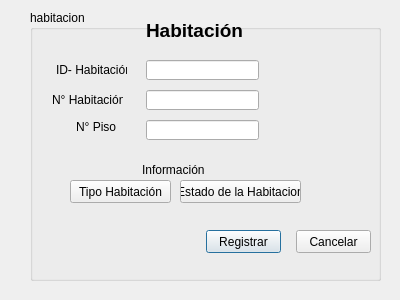
Above: Sistema_de_Registro_de_Hotel/gui_habitacion.ui from JeffersonFarCar/Sistema-de-Registro-de-Hotel before the change. Below: the same form after it.
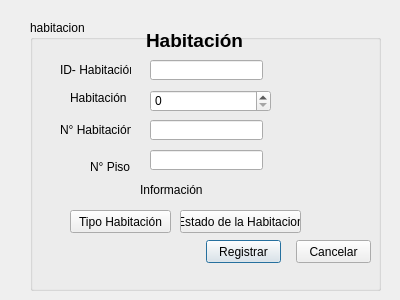
That is the form after the change.

Commit message: vista habitacion

What changed in the file:
```diff
--- a/Sistema_de_Registro_de_Hotel/gui_habitacion.ui
+++ b/Sistema_de_Registro_de_Hotel/gui_habitacion.ui
@@ -17,7 +17,7 @@
    <property name="geometry">
     <rect>
      <x>30</x>
-     <y>10</y>
+     <y>20</y>
      <width>351</width>
      <height>271</height>
     </rect>
@@ -75,7 +75,7 @@
     <property name="geometry">
      <rect>
       <x>150</x>
-      <y>170</y>
+      <y>190</y>
       <width>121</width>
       <height>23</height>
      </rect>
@@ -87,8 +87,8 @@
    <widget class="QLineEdit" name="lineEdit_4">
     <property name="geometry">
      <rect>
-      <x>116</x>
-      <y>110</y>
+      <x>120</x>
+      <y>130</y>
       <width>113</width>
       <height>20</height>
      </rect>
@@ -97,8 +97,8 @@
    <widget class="QLineEdit" name="lineEdit_3">
     <property name="geometry">
      <rect>
-      <x>116</x>
-      <y>80</y>
+      <x>120</x>
+      <y>100</y>
       <width>113</width>
       <height>20</height>
      </rect>
@@ -107,8 +107,8 @@
    <widget class="QLineEdit" name="lineEdit_2">
     <property name="geometry">
      <rect>
-      <x>116</x>
-      <y>50</y>
+      <x>120</x>
+      <y>40</y>
       <width>113</width>
       <height>20</height>
      </rect>
@@ -117,8 +117,8 @@
    <widget class="QLabel" name="label">
     <property name="geometry">
      <rect>
-      <x>26</x>
-      <y>50</y>
+      <x>30</x>
+      <y>40</y>
       <width>71</width>
       <height>20</height>
      </rect>
@@ -130,8 +130,8 @@
    <widget class="QLabel" name="label_3">
     <property name="geometry">
      <rect>
-      <x>22</x>
-      <y>80</y>
+      <x>30</x>
+      <y>100</y>
       <width>71</width>
       <height>20</height>
      </rect>
@@ -143,8 +143,8 @@
    <widget class="QLabel" name="label_5">
     <property name="geometry">
      <rect>
-      <x>112</x>
-      <y>150</y>
+      <x>110</x>
+      <y>160</y>
       <width>71</width>
       <height>20</height>
      </rect>
@@ -156,8 +156,8 @@
    <widget class="QLabel" name="label_4">
     <property name="geometry">
      <rect>
-      <x>46</x>
-      <y>110</y>
+      <x>60</x>
+      <y>140</y>
       <width>47</width>
       <height>13</height>
      </rect>
@@ -170,7 +170,7 @@
     <property name="geometry">
      <rect>
       <x>40</x>
-      <y>170</y>
+      <y>190</y>
       <width>101</width>
       <height>23</height>
      </rect>
@@ -179,6 +179,29 @@
      <string>Tipo Habitación</string>
     </property>
    </widget>
+   <widget class="QLabel" name="label_6">
+    <property name="geometry">
+     <rect>
+      <x>40</x>
+      <y>70</y>
+      <width>61</width>
+      <height>16</height>
+     </rect>
+    </property>
+    <property name="text">
+     <string>Habitación</string>
+    </property>
+   </widget>
+   <widget class="QSpinBox" name="spinBox">
+    <property name="geometry">
+     <rect>
+      <x>120</x>
+      <y>70</y>
+      <width>121</width>
+      <height>22</height>
+     </rect>
+    </property>
+   </widget>
   </widget>
  </widget>
  <resources/>
```
The commit also changes 20 other files.
